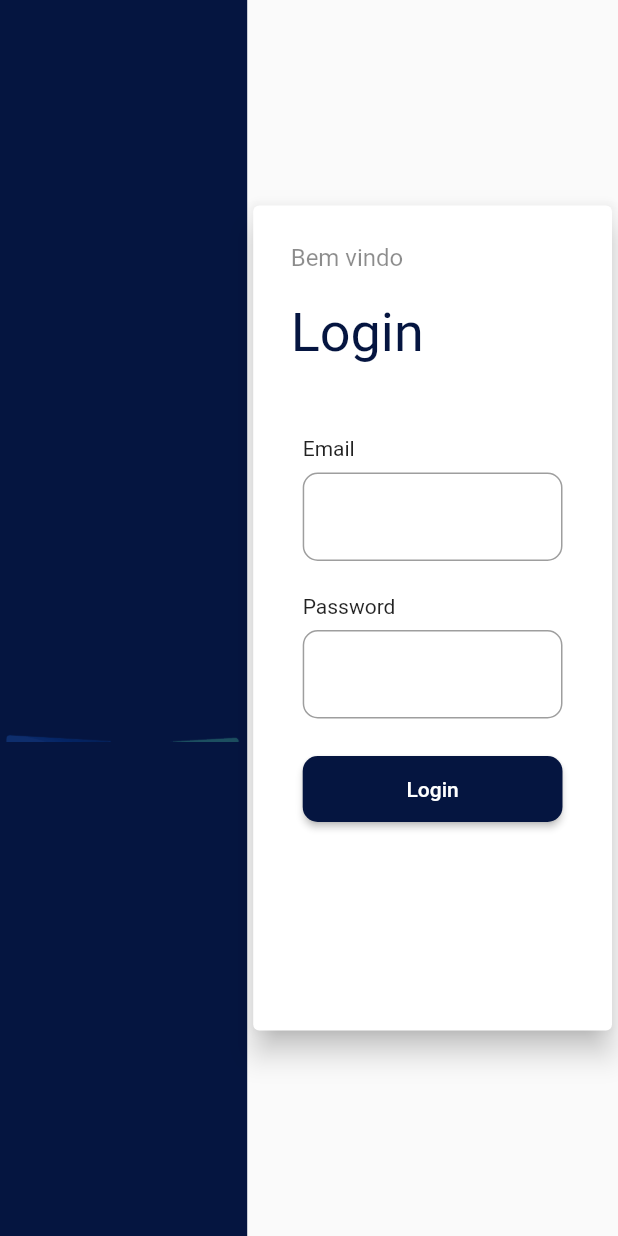
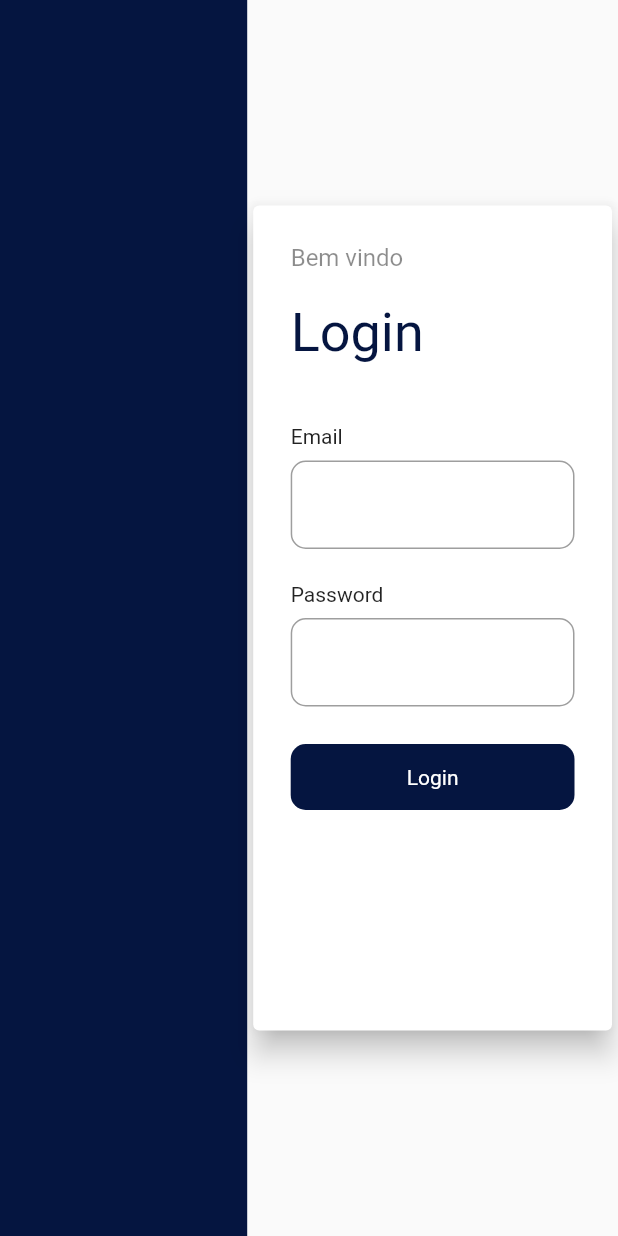
Before and after one commit to eliezerantonio/bank_desktop, a Flutter app: the screen it shows after launch, on a phone screen of 412 x 824 dp. Run offline on Flutter 3.47's test engine with Material 2 defaults, Android fonts, the light colour scheme and no system bars; our stand-ins replace shared_preferences; accounts and stored records are empty.

Commit message:
animando login

```diff
--- a/lib/screens/login_screen.dart
+++ b/lib/screens/login_screen.dart
@@ -11,34 +11,48 @@ import 'package:flutter_desktop/widgets/show_dialog.dart';
 import 'package:flutter_desktop/widgets/text_form.dart';
 import 'package:provider/provider.dart';
 
-class LoginScreen extends StatelessWidget {
+class LoginScreen extends StatefulWidget {
+  @override
+  _LoginScreenState createState() => _LoginScreenState();
+}
 
+class _LoginScreenState extends State<LoginScreen> {
   final employee = Employee();
+
   final _formKey = GlobalKey<FormState>();
-  final _focusPassword =FocusNode();
 
+  final _focusPassword = FocusNode();
+  bool isLoading = false;
   @override
   Widget build(BuildContext context) {
     final size = MediaQuery.of(context).size;
 
-
     _onClickLogin() async {
-      if(_formKey.currentState.validate()){
+      if (_formKey.currentState.validate()) {
         _formKey.currentState.save();
 
-    ApiResponse apiResponse =  await context.read<EmployeeManager>().login(employee.email, employee.password);
+        setState(() {
+          isLoading = true;
+        });
+
+        await Future.delayed(Duration(seconds: 3));
+        ApiResponse apiResponse = await context
+            .read<EmployeeManager>()
+            .login(employee.email, employee.password);
         //eliezer
         if (apiResponse.ok) {
           Employee employee = apiResponse.result;
           if (employee != null) {
-         push( context, HomePage(), replace: true);
+            push(context, HomePage(), replace: true);
 
             return;
           }
         } else {
           alertDialog(context, apiResponse.msg);
         }
-
+        setState(() {
+          isLoading = false;
+        });
       }
     }
 
@@ -48,8 +62,7 @@ class LoginScreen extends StatelessWidget {
           Container(
             color: Color(PRIMARY_COLOR),
             width: size.width * 0.4,
-            child: Center(child: Image.asset("assets/cards.gif")
-          ),
+            child: Center(child: Image.asset("assets/cards.gif")),
           ),
           Container(
             width: size.width * 0.6,
@@ -85,9 +98,9 @@ class LoginScreen extends StatelessWidget {
                             ),
                             Form(
                               key: _formKey,
-                              child: ListView(
-                                padding: EdgeInsets.all(8.0),
-                                shrinkWrap: true,
+                              child: Column(
+                                mainAxisSize: MainAxisSize.min,
+                                crossAxisAlignment: CrossAxisAlignment.start,
                                 children: [
                                   Text("Email"),
                                   SizedBox(
@@ -111,24 +124,34 @@ class LoginScreen extends StatelessWidget {
                                     validator: _validatorPassword,
                                     focusNode: _focusPassword,
                                     password: true,
-                                    onSaved: (password) => employee.password = password,
+                                    onSaved: (password) =>
+                                        employee.password = password,
                                   ),
                                   SizedBox(
                                     height: 25,
                                   ),
-                                  Container(
-                                    width: 100,
-                                    height: 44,
-                                    child: RaisedButton(
-                                      shape: RoundedRectangleBorder(
+                                  AnimatedContainer(
+                                    duration: Duration(milliseconds: 1500),
+                                    alignment:isLoading? Alignment.center:Alignment.centerLeft,
+                                                                      child: GestureDetector(
+                                      onTap: _onClickLogin,
+                                      child: AnimatedContainer(
+                                        width: !isLoading ? 400 : 44,
+                                        height: !isLoading ? 44 : 44,
+                                        alignment: Alignment.center,
+                                        child: !isLoading
+                                            ? Text(
+                                                'Login',
+                                                style: TextStyle(
+                                                    color: Colors.white),
+                                              )
+                                            : CircularProgressIndicator(),
+                                        decoration: BoxDecoration(
+                                            color: Color(PRIMARY_COLOR),
                                             borderRadius:
                                                 BorderRadius.circular(10)),
-                                      color: Color(PRIMARY_COLOR),
-                                      child: Text(
-                                        'Login',
-                                        style: TextStyle(color: Colors.white),
+                                        duration: Duration(milliseconds: 1300),
                                       ),
-                                      onPressed: _onClickLogin
                                     ),
                                   )
                                 ],
@@ -148,9 +171,8 @@ class LoginScreen extends StatelessWidget {
     );
   }
 
-
   String _validatorEmail(String value) {
-    if (value.isEmpty){
+    if (value.isEmpty) {
       return 'Digite seu email';
     } else if (!value.contains("@")) {
       return "Preencha email valido";
@@ -159,13 +181,12 @@ class LoginScreen extends StatelessWidget {
   }
 
   String _validatorPassword(String value) {
-    if (value.isEmpty){
+    if (value.isEmpty) {
       return 'Digitea senha';
     }
-    if(value.length < 3){
+    if (value.length < 3) {
       return 'A senha precisa ter pelo menus 3 números';
     }
     return null;
-
   }
 }
```
Also changed, not shown: lib/screens/home/hom_page.dart (+99 -99 lines), lib/widgets/show_dialog.dart (+7 -12 lines). Lines whose indentation alone changed are shown as unchanged.
